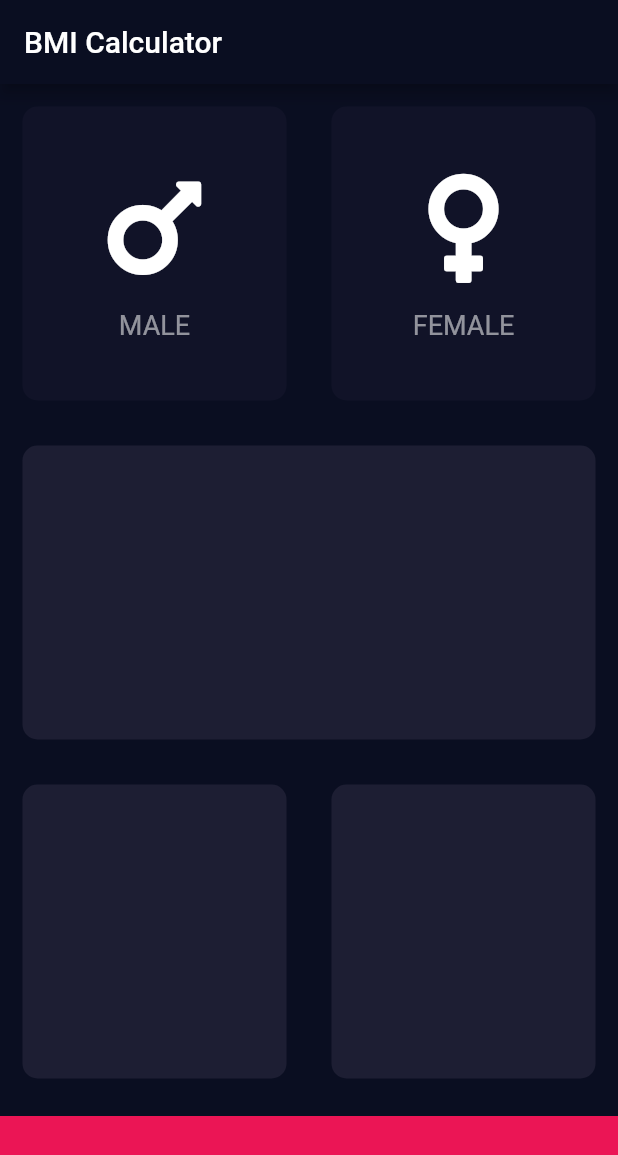
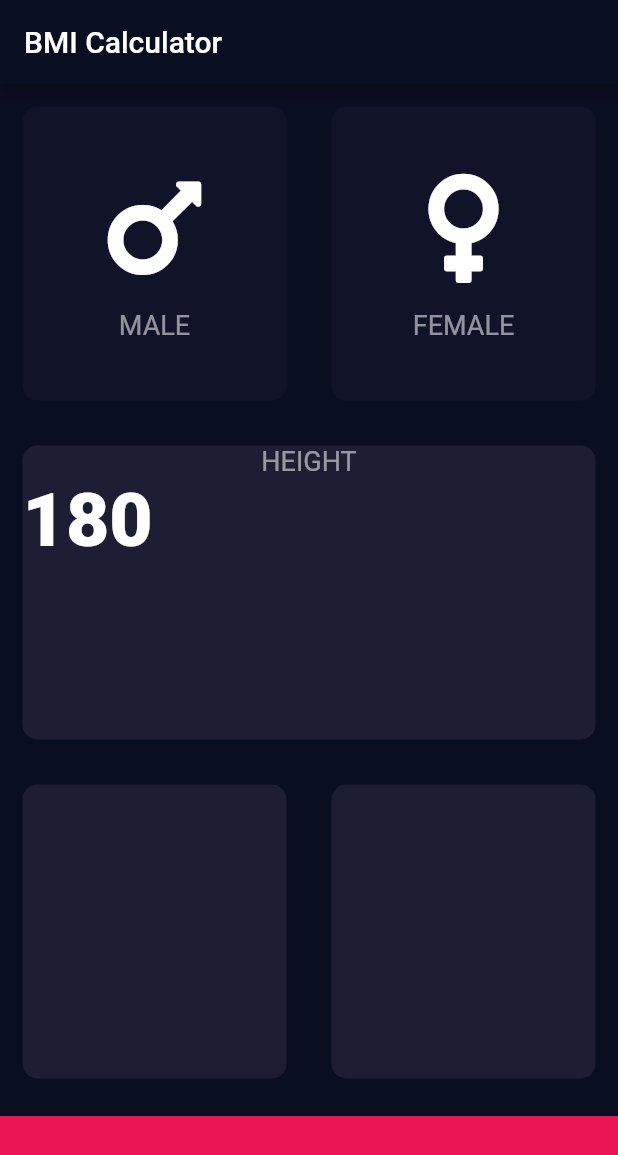
Before and after one commit to Er-Nilesh-kr/BMI-Calculator, a Flutter app: the screen it shows after launch, on a phone screen of 412 x 824 dp. Shown: the top 1155 px of the screen. Run offline on Flutter 3.47's test engine with Material 2 defaults, Android fonts, the phone set to English and light mode, and no system bars; our stand-ins replace font_awesome_flutter.

Commit message:
Add height card

```diff
--- a/lib/input_page.dart
+++ b/lib/input_page.dart
@@ -2,16 +2,12 @@ import 'package:bmi_calculator/icon_content.dart';
 import 'package:flutter/material.dart';
 import 'package:font_awesome_flutter/font_awesome_flutter.dart';
 import 'package:bmi_calculator/reusable_card.dart';
+import 'package:bmi_calculator/constants.dart';
 
 enum Gender {
   male,
   female,
 }
-
-const bottomContainerHeight = 80.0;
-const activeCardColour = Color(0xFF1D1E33);
-const inactiveCardColour = Color(0xFF111328);
-const bottomContainerColour = Color(0xFFEB1555);
 
 class InputPage extends StatefulWidget {
   @override
@@ -28,7 +24,7 @@ class _InputPageState extends State<InputPage> {
       appBar: AppBar(
         title: Text('BMI Calculator'),
       ),
-      body: Column(children: [
+      body: Column(crossAxisAlignment: CrossAxisAlignment.stretch, children: [
         Expanded(
             child: Row(
           children: [
@@ -40,8 +36,8 @@ class _InputPageState extends State<InputPage> {
                   });
                 },
                 colour: selectedGender == Gender.male
-                    ? activeCardColour
-                    : inactiveCardColour,
+                    ? kactiveCardColour
+                    : kinactiveCardColour,
                 cardChild: IconContent(
                   icon: FontAwesomeIcons.mars,
                   label: 'MALE',
@@ -59,8 +55,8 @@ class _InputPageState extends State<InputPage> {
                   });
                 },
                 colour: selectedGender == Gender.female
-                    ? activeCardColour
-                    : inactiveCardColour,
+                    ? kactiveCardColour
+                    : kinactiveCardColour,
                 cardChild: IconContent(
                   icon: FontAwesomeIcons.venus,
                   label: 'FEMALE',
@@ -73,25 +69,43 @@ class _InputPageState extends State<InputPage> {
           ],
         )),
         Expanded(
-          child: ReusableCard(colour: activeCardColour),
+          child: ReusableCard(
+            colour: kactiveCardColour,
+            cardChild: Column(
+              children: [
+                Text(
+                  'HEIGHT',
+                  style: klabelTextStyle,
+                ),
+                Row(
+                  children: [
+                    Text(
+                      '180',
+                      style: kNumberTextSyle,
+                    )
+                  ],
+                )
+              ],
+            ),
+          ),
         ),
         Expanded(
           child: Row(
             children: [
               Expanded(
-                child: ReusableCard(colour: activeCardColour),
+                child: ReusableCard(colour: kactiveCardColour),
               ),
               Expanded(
-                child: ReusableCard(colour: activeCardColour),
+                child: ReusableCard(colour: kactiveCardColour),
               )
             ],
           ),
         ),
         Container(
-          color: bottomContainerColour,
+          color: kbottomContainerColour,
           margin: EdgeInsets.only(top: 10.0),
           width: double.infinity,
-          height: bottomContainerHeight,
+          height: kbottomContainerHeight,
         )
       ]),
     );
```
